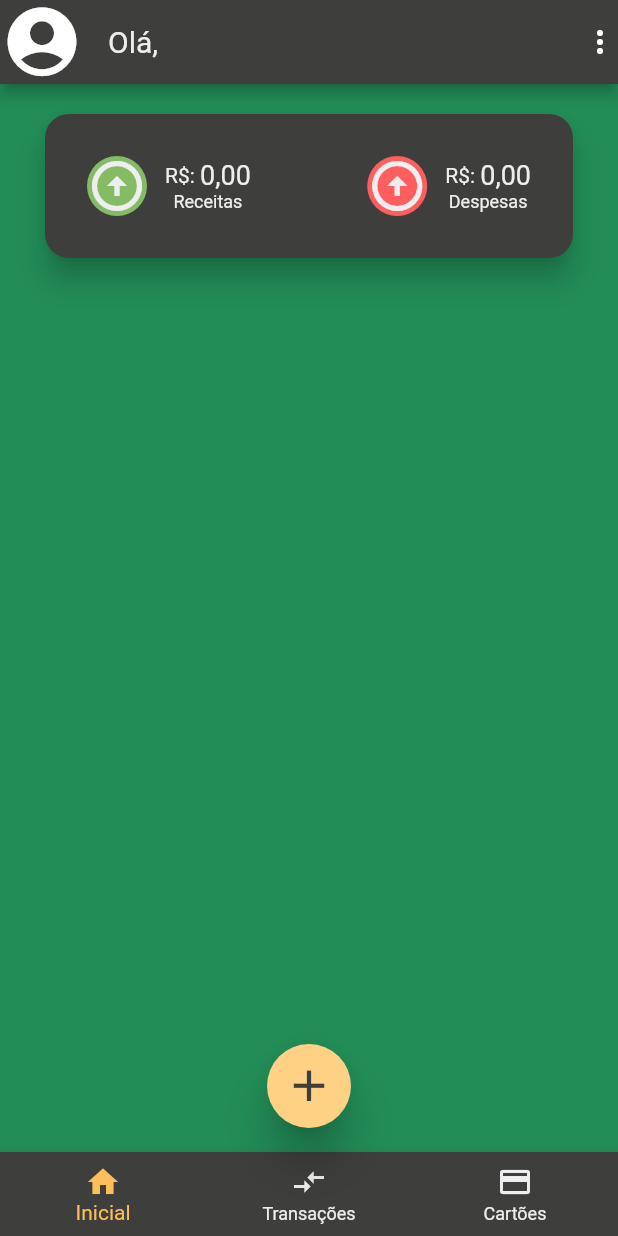
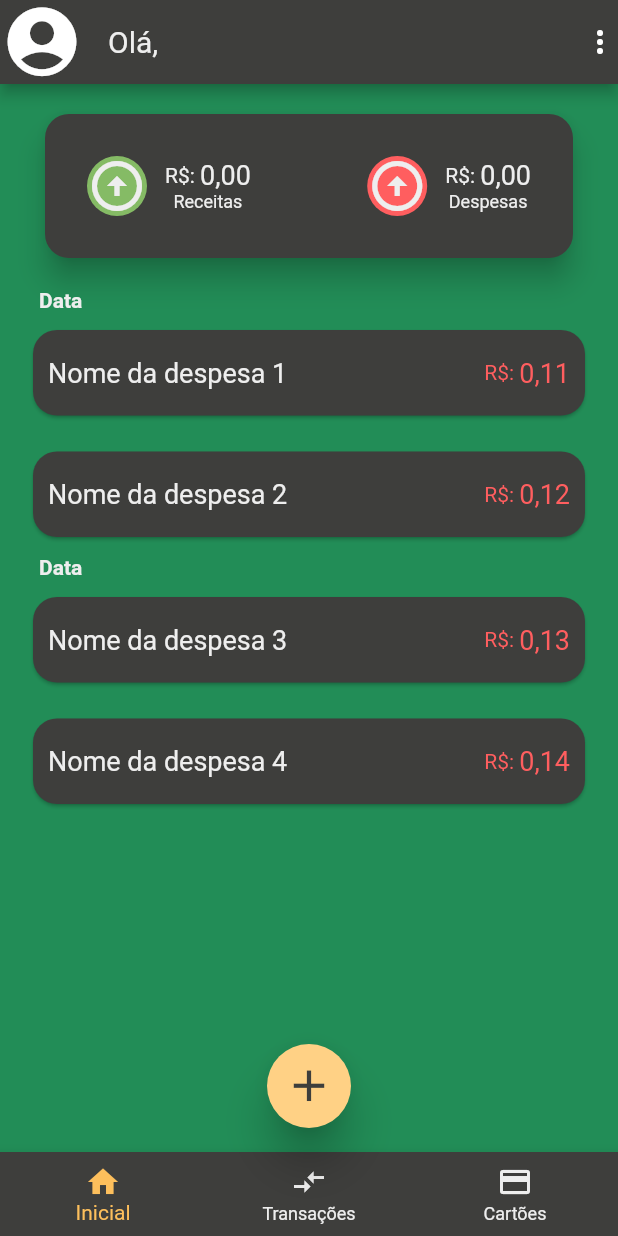
Before and after one commit to proz-tecnologia/PIT02GP07, a Flutter app: the screen it shows after launch, swiped to page 2, on a phone screen of 412 x 824 dp. Run offline on Flutter 3.47's test engine with Material 2 defaults, Android fonts, the phone set to English and light mode, and no system bars; our stand-ins replace shared_preferences.

Commit message:
transactions entry

```diff
--- a/lib/src/pages/transaction/transactions_screen.dart
+++ b/lib/src/pages/transaction/transactions_screen.dart
@@ -1,6 +1,7 @@
 import 'package:flutter/material.dart';
 import 'package:pit02gp07/src/core/theme/app_colors.dart';
 import 'package:pit02gp07/src/core/theme/app_text_style.dart';
+import 'package:pit02gp07/src/pages/home/cards/components/expenses_card_widget.dart';
 
 import 'package:pit02gp07/src/pages/home/cards/components/wallet_type_widget.dart';
 
@@ -54,7 +55,99 @@ class TransactionsScreen extends StatelessWidget {
               ),
             ),
           ),
-        )
+        ),
+        const Padding(
+          padding: EdgeInsets.only(left: 16.0),
+          child: Text(
+            'Data',
+            style: TextStyle(
+                fontWeight: FontWeight.bold, color: AppColors.iceWhite),
+          ),
+        ),
+        Padding(
+          padding: const EdgeInsets.all(8.0),
+          child: Card(
+            shape: RoundedRectangleBorder(
+              borderRadius: BorderRadius.circular(16.0),
+            ),
+            child: Padding(
+              padding: const EdgeInsets.all(10.0),
+              child: Column(
+                children: const [
+                  ExpensesCardWidget(
+                    category: 'Nome da despesa 1',
+                    value: '0,11',
+                  ),
+                ],
+              ),
+            ),
+          ),
+        ),
+        Padding(
+          padding: const EdgeInsets.all(8.0),
+          child: Card(
+            shape: RoundedRectangleBorder(
+              borderRadius: BorderRadius.circular(16.0),
+            ),
+            child: Padding(
+              padding: const EdgeInsets.all(10.0),
+              child: Column(
+                children: const [
+                  ExpensesCardWidget(
+                    category: 'Nome da despesa 2',
+                    value: '0,12',
+                  ),
+                ],
+              ),
+            ),
+          ),
+        ),
+        const Padding(
+          padding: EdgeInsets.only(left: 16.0),
+          child: Text(
+            'Data',
+            style: TextStyle(
+                fontWeight: FontWeight.bold, color: AppColors.iceWhite),
+          ),
+        ),
+        Padding(
+          padding: const EdgeInsets.all(8.0),
+          child: Card(
+            shape: RoundedRectangleBorder(
+              borderRadius: BorderRadius.circular(16.0),
+            ),
+            child: Padding(
+              padding: const EdgeInsets.all(10.0),
+              child: Column(
+                children: const [
+                  ExpensesCardWidget(
+                    category: 'Nome da despesa 3',
+                    value: '0,13',
+                  ),
+                ],
+              ),
+            ),
+          ),
+        ),
+        Padding(
+          padding: const EdgeInsets.all(8.0),
+          child: Card(
+            shape: RoundedRectangleBorder(
+              borderRadius: BorderRadius.circular(16.0),
+            ),
+            child: Padding(
+              padding: const EdgeInsets.all(10.0),
+              child: Column(
+                children: const [
+                  ExpensesCardWidget(
+                    category: 'Nome da despesa 4',
+                    value: '0,14',
+                  ),
+                ],
+              ),
+            ),
+          ),
+        ),
       ],
     );
   }
```
